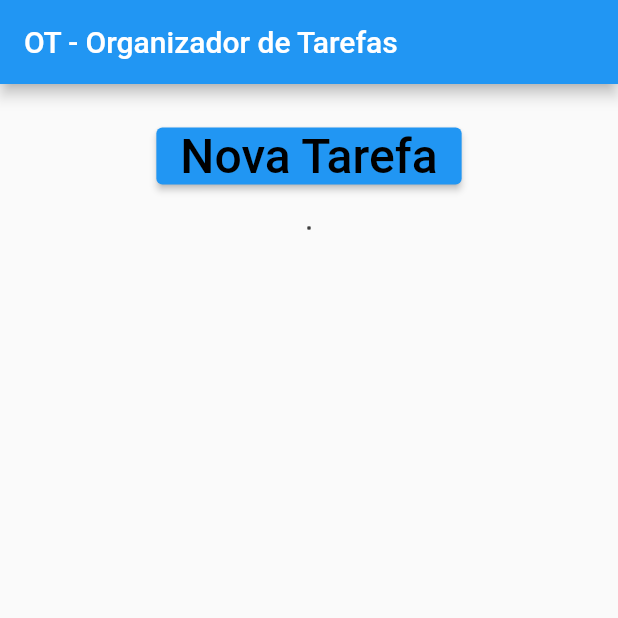
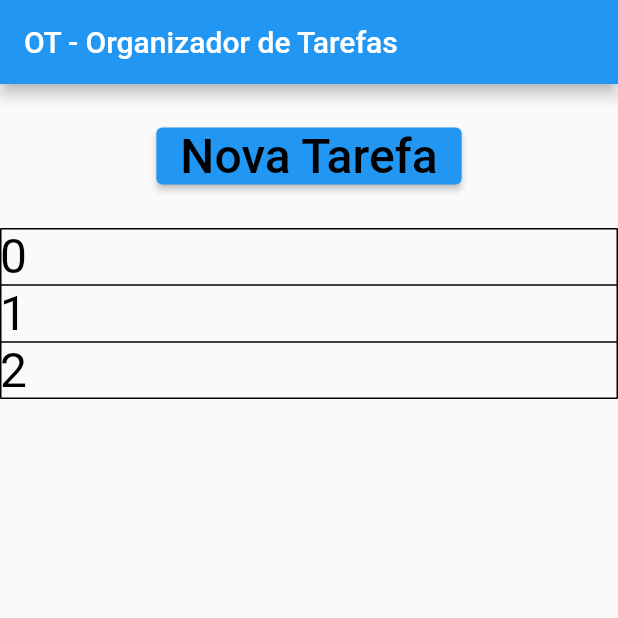
Before and after one commit to Xeviousbr/otchi, a Flutter app: the MyHomePage screen opened directly, on a phone screen of 412 x 824 dp, the top half of it. Run offline on Flutter 3.47's test engine with Material 2 defaults, Android fonts, the phone set to English and light mode, and no system bars.

Commit message:
Compreendendo um pouco melhor o Map

```diff
--- a/lib/api.dart
+++ b/lib/api.dart
@@ -18,14 +18,7 @@ class API {
   }
 
   static Future ListaTarefas(id) async {
-    /* print('ListaTarefas - VeLogin');
-    String baseUrl = "https://tele-tudo.com/ot?op=1&user=Xevious&pass=123";
-    var url = baseUrl;
-    return await http.get(Uri.parse(url)); */
-
-    print('Dentro de static Future ListaTarefas(id) async');
     String baseUrl = "https://tele-tudo.com/ot?op=3&idUsuario=" + id.toString();
-    // String baseUrl = "https://tele-tudo.com/ot?op=3&idUsuario=1";
     var url = baseUrl;
     return await http.get(Uri.parse(url));
   }
--- a/lib/main.dart
+++ b/lib/main.dart
@@ -35,8 +35,23 @@ class MyHomePage extends StatefulWidget {
 
 class _MyHomePageState extends State<MyHomePage> {
   @override
-  List<dynamic> list = PegaLista(1);
+  // List<dynamic> list = PegaLista(1);
+  List _itens = [];
+  void carregaFake() {
+    for (int i = 0; i < 5; i++) {
+      Map<String, dynamic> item = Map();
+      item["id"] = i;
+      item["Nome"] = i.toString() + i.toString();
+      _itens.add(item);
+    }
+  }
+
+  static int TotRegs = 0;
   Widget build(BuildContext context) {
+    // print('TotRegs1 = ' + TotRegs.toString());
+    carregaFake();
+    // _itens = PegaLista(1);
+    print("_itens.length = " + _itens.length.toString());
     return Scaffold(
         appBar: AppBar(
           title: const Text('OT - Organizador de Tarefas'),
@@ -64,27 +79,58 @@ class _MyHomePageState extends State<MyHomePage> {
                 border: TableBorder.all(color: Colors.black),
                 columnWidths: {},
                 children: [
-                  for (var item in list)
+                  for (int i = 0; i < 3; i++)
                     TableRow(children: [
-                      Text(item,
+                      Text(_itens[i]["id"].toString(),
                           textDirection: TextDirection.ltr,
                           style: TextStyle(
                             fontSize: 32,
                             color: Colors.black,
                           ))
                     ])
+
+                  // for (var =0 to TotRegs)
+                  // for (var item in list)
+                  //   TableRow(children: [
+                  //     Text(item,
+                  //         textDirection: TextDirection.ltr,
+                  //         style: TextStyle(
+                  //           fontSize: 32,
+                  //           color: Colors.black,
+                  //         ))
+                  //   ])
                 ])
           ])
         ]));
   }
 
-  static List<dynamic> PegaLista(int i) {
+  static List PegaLista(int i) {
     List<dynamic> ret = [];
+    List _itens = [];
+    // List<String> retS = [];
     API.ListaTarefas(1).then((response) {
       print(response.body);
       ret = json.decode(response.body);
+      print("ret[0]");
+      print(ret[0]);
+      print("ret[0][0]");
+      print(ret[0][0]);
+      TotRegs = ret[0][0];
+      print('TotRegs3 = ' + TotRegs.toString());
+
+      for (int i = 1; i < TotRegs; i++) {
+        Map<String, dynamic> item = Map();
+        item["id"] = ret[i][0];
+        item["Nome"] = ret[i][1];
+        _itens.add(item);
+      }
+
+      // retS = ret.cast<String>();
+      // print(retS[1]);
     });
-    print(ret);
-    return ret;
+    // print(ret);
+    // print(retS);
+    // print('TotRegs2 = ' + TotRegs.toString());
+    return _itens;
   }
 }
```
